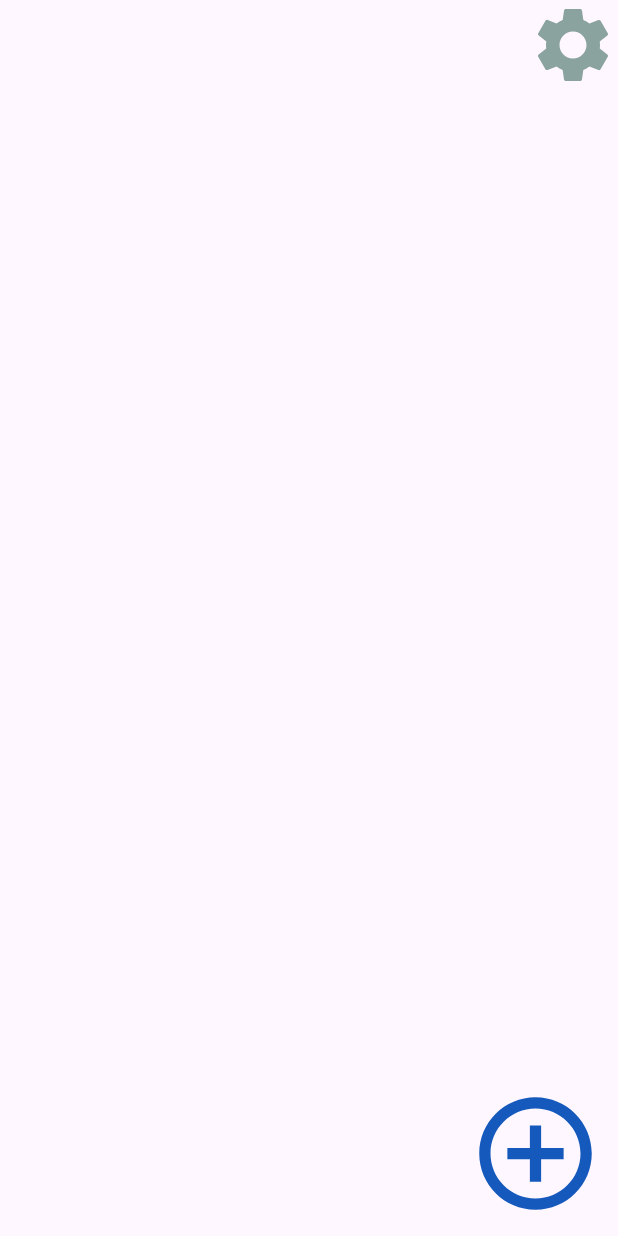
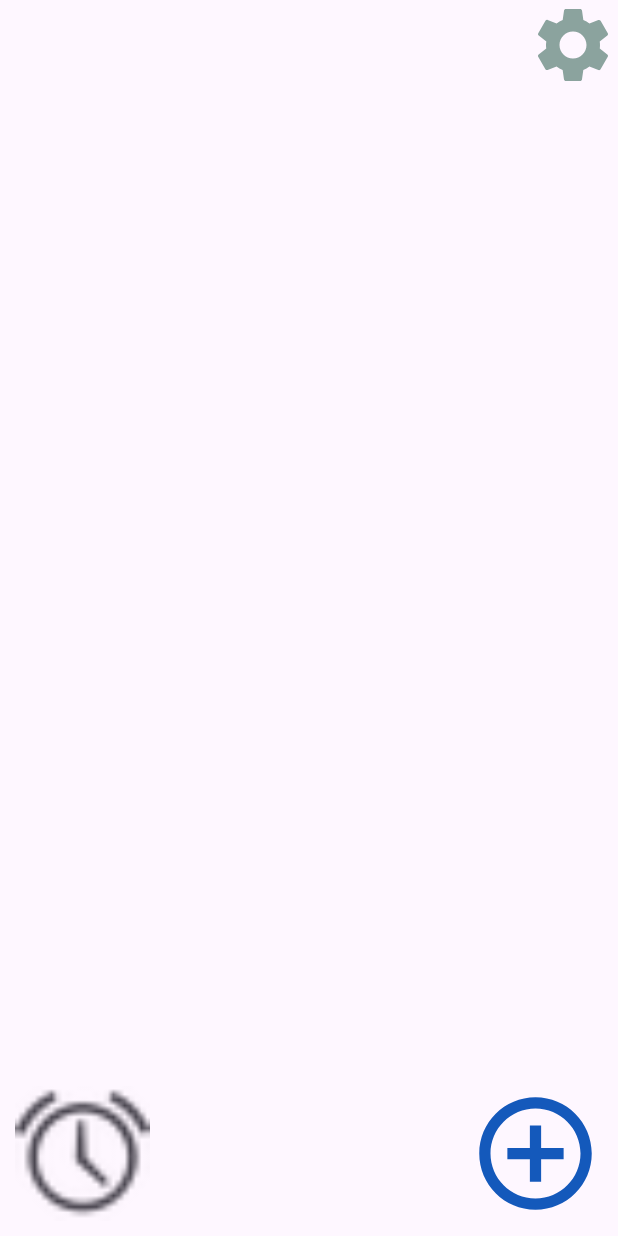
Before and after one commit to t-haruki122/Powerful_Alarm, an Android app: the screen it shows after launch (MainActivity2), on a phone screen of 412 x 824 dp. Run offline under Robolectric (Android 15) with nearby library versions, the phone set to English and light mode, and no system bars.

```diff
--- a/app/src/main/res/layout/activity_main2.xml
+++ b/app/src/main/res/layout/activity_main2.xml
@@ -22,20 +22,36 @@
         android:layout_height="100dp"
         android:paddingBottom="10dp"
         android:paddingRight="10dp"
-        android:translationZ="10dp"
         app:srcCompat="@drawable/add_circle_1"
         app:layout_constraintBottom_toBottomOf="parent"
         app:layout_constraintEnd_toEndOf="parent" />
 
     <!-- アラームを表示するRecyclerView -->
+
+    <ImageView
+        android:id="@+id/alarm"
+        android:layout_width="100dp"
+        android:layout_height="100dp"
+        android:paddingBottom="10dp"
+        android:paddingLeft="10dp"
+        app:layout_constraintBottom_toBottomOf="parent"
+        app:layout_constraintStart_toStartOf="parent"
+
+        app:srcCompat="@android:drawable/ic_lock_idle_alarm"
+        tools:layout_editor_absoluteY="60dp" />
+
     <androidx.recyclerview.widget.RecyclerView
         android:id="@+id/recyclerView"
         android:layout_width="match_parent"
         android:layout_height="0dp"
+        android:padding="16dp"
+        app:layout_constraintBottom_toTopOf="@+id/add"
+        app:layout_constraintEnd_toEndOf="parent"
+        app:layout_constraintHorizontal_bias="1.0"
+        app:layout_constraintStart_toStartOf="parent"
         app:layout_constraintTop_toBottomOf="@+id/setting"
-        app:layout_constraintBottom_toTopOf="@+id/add"
-        app:layout_constraintStart_toStartOf="parent"
-        app:layout_constraintEnd_toEndOf="parent"
-        android:padding="16dp" />
+        app:layout_constraintVertical_bias="1.0">
+
+    </androidx.recyclerview.widget.RecyclerView>
 
 </androidx.constraintlayout.widget.ConstraintLayout>
```
Also changed, not shown: app/src/main/java/jp/ac/meijou/android/powerful_alarm/MainActivity2.java (+36 -0 lines).
